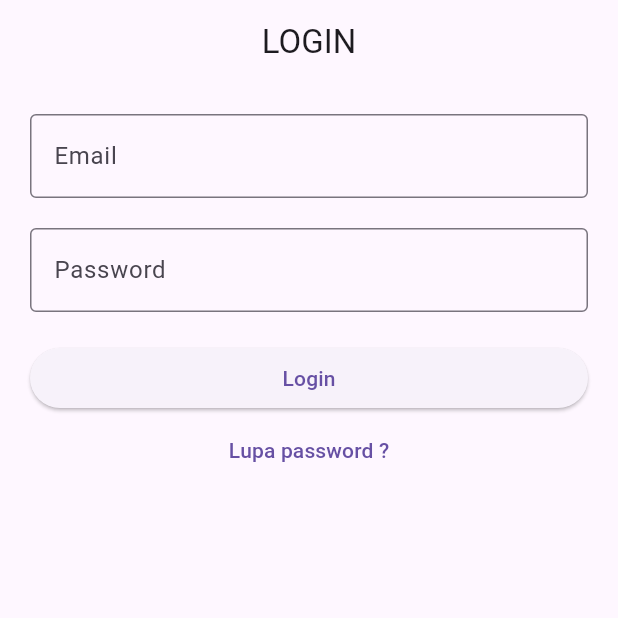
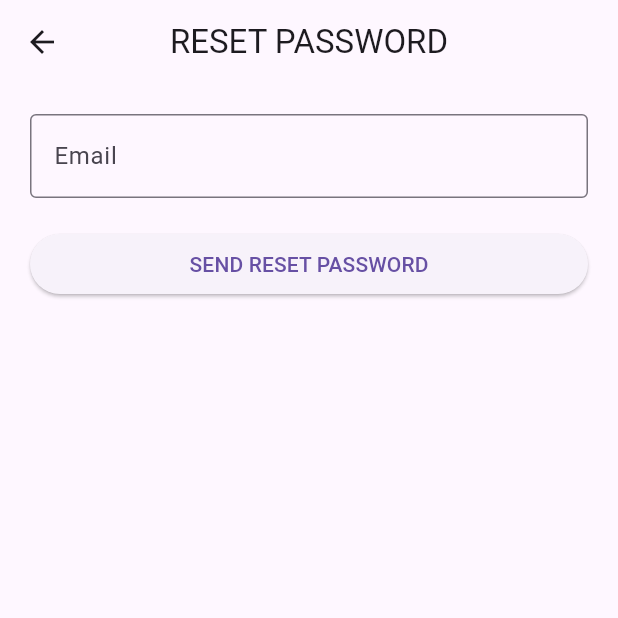
Before and after one commit to zulfanurrifaat/presence_project, a Flutter app: the screen it shows after launch, after a tap on "Lupa password ?", on a phone screen of 412 x 824 dp, the top half of it. Run offline on Flutter 3.47's test engine with Material 3 defaults, Android fonts, the phone set to English and light mode, and no system bars; our stand-ins replace cloud_firestore, firebase_auth, firebase_core, get; accounts and stored records are empty.

Commit message:
forgot password

```diff
--- /dev/null
+++ b/lib/app/modules/forgot_password/bindings/forgot_password_binding.dart
@@ -0,0 +1,12 @@
+import 'package:get/get.dart';
+
+import '../controllers/forgot_password_controller.dart';
+
+class ForgotPasswordBinding extends Bindings {
+  @override
+  void dependencies() {
+    Get.lazyPut<ForgotPasswordController>(
+      () => ForgotPasswordController(),
+    );
+  }
+}
--- /dev/null
+++ b/lib/app/modules/forgot_password/controllers/forgot_password_controller.dart
@@ -0,0 +1,32 @@
+import 'package:firebase_auth/firebase_auth.dart';
+import 'package:flutter/material.dart';
+import 'package:get/get.dart';
+
+class ForgotPasswordController extends GetxController {
+  RxBool isLoading = false.obs;
+  TextEditingController emailC = TextEditingController();
+
+  FirebaseAuth auth = FirebaseAuth.instance;
+
+  sendEmail() async {
+    print(emailC.value.text + "value");
+    print(emailC.text + "text");
+    if (emailC.text.isNotEmpty) {
+      isLoading.value = true;
+      try {
+        // await auth.sendPasswordResetEmail(email: emailC.text);
+        await auth.sendPasswordResetEmail(email: emailC.text);
+
+        print(emailC.text);
+
+        Get.snackbar("Berhasil",
+            "Kami telah mengirimkan email reset passsword. Periksa email kamu");
+      } catch (e) {
+        Get.snackbar(
+            "Terjadi Kesalahan", "Tiddak dapat mengirim email reset passwprd");
+      } finally {
+        isLoading.value = false;
+      }
+    }
+  }
+}
--- /dev/null
+++ b/lib/app/modules/forgot_password/views/forgot_password_view.dart
@@ -0,0 +1,44 @@
+import 'package:flutter/material.dart';
+
+import 'package:get/get.dart';
+
+import '../controllers/forgot_password_controller.dart';
+
+class ForgotPasswordView extends GetView<ForgotPasswordController> {
+  const ForgotPasswordView({Key? key}) : super(key: key);
+  @override
+  Widget build(BuildContext context) {
+    return Scaffold(
+      appBar: AppBar(
+        title: const Text('RESET PASSWORD'),
+        centerTitle: true,
+      ),
+      body: ListView(
+        padding: EdgeInsets.all(20),
+        children: [
+          TextField(
+            autocorrect: false,
+            controller: controller.emailC,
+            decoration: InputDecoration(
+              labelText: "Email",
+              border: OutlineInputBorder(),
+            ),
+          ),
+          SizedBox(height: 20),
+          Obx(
+            () => ElevatedButton(
+              onPressed: () {
+                if (controller.isLoading.isFalse) {
+                  controller.sendEmail();
+                }
+              },
+              child: Text(controller.isLoading.isFalse
+                  ? "SEND RESET PASSWORD"
+                  : "LOADING..."),
+            ),
+          ),
+        ],
+      ),
+    );
+  }
+}
--- a/lib/app/modules/login/views/login_view.dart
+++ b/lib/app/modules/login/views/login_view.dart
@@ -1,6 +1,6 @@
 import 'package:flutter/material.dart';
-
 import 'package:get/get.dart';
+import 'package:presence/app/routes/app_pages.dart';
 
 import '../controllers/login_controller.dart';
 
@@ -35,14 +35,19 @@ class LoginView extends GetView<LoginController> {
             ),
           ),
           SizedBox(height: 20),
-          ElevatedButton(
-            onPressed: () {
-              controller.login();
-            },
-            child: Text("Login"),
+          Obx(
+            () => ElevatedButton(
+              onPressed: () async {
+                if (controller.isLoading.isFalse) {
+                  await controller.login();
+                }
+              },
+              child:
+                  Text(controller.isLoading.isFalse ? "LOGIN" : "LOADING..."),
+            ),
           ),
           TextButton(
-            onPressed: () {},
+            onPressed: () => Get.toNamed(Routes.FORGOT_PASSWORD),
             child: Text("Lupa password ?"),
           ),
         ],
--- a/lib/app/modules/new_password/controllers/new_password_controller.dart
+++ b/lib/app/modules/new_password/controllers/new_password_controller.dart
@@ -28,11 +28,11 @@ class NewPasswordController extends GetxController {
           }
         } catch (e) {
           Get.snackbar("Terjadi kesalahan",
-              "Password telalu lemah, tidak dapat membuat password baru. Hubungi admin atau customer service");
+              "Tidak dapat membuat password baru. Hubungi admin / customer service");
         }
       } else {
-        Get.snackbar(
-            "Terjadi Kesalahan", "Password baru harus diubah tidak boleh sama");
+        Get.snackbar("Terjadi Kesalahan",
+            "Password baru harus diubah, jangan 'password' kembali");
       }
     } else {
       Get.snackbar("Terjadi Kesalahan", "Password baru wajib diisi");
--- a/lib/app/routes/app_routes.dart
+++ b/lib/app/routes/app_routes.dart
@@ -7,6 +7,7 @@ abstract class Routes {
   static const ADD_PEGAWAI = _Paths.ADD_PEGAWAI;
   static const LOGIN = _Paths.LOGIN;
   static const NEW_PASSWORD = _Paths.NEW_PASSWORD;
+  static const FORGOT_PASSWORD = _Paths.FORGOT_PASSWORD;
 }
 
 abstract class _Paths {
@@ -15,4 +16,5 @@ abstract class _Paths {
   static const ADD_PEGAWAI = '/add-pegawai';
   static const LOGIN = '/login';
   static const NEW_PASSWORD = '/new-password';
+  static const FORGOT_PASSWORD = '/forgot-password';
 }
--- a/lib/main.dart
+++ b/lib/main.dart
@@ -1,9 +1,9 @@
-import 'package:flutter/foundation.dart';
+import 'package:firebase_auth/firebase_auth.dart';
+
 import 'package:flutter/material.dart';
 import 'package:firebase_core/firebase_core.dart';
 import 'firebase_options.dart';
 import 'package:get/get.dart';
-import 'package:device_preview/device_preview.dart';
 
 import 'app/routes/app_pages.dart';
 
@@ -13,14 +13,25 @@ void main() async {
     options: DefaultFirebaseOptions.currentPlatform,
   );
   runApp(
-    DevicePreview(
-      enabled: !kReleaseMode,
-      tools: const [...DevicePreview.defaultTools],
-      builder: (context) => GetMaterialApp(
-        title: "Application",
-        initialRoute: Routes.LOGIN,
-        getPages: AppPages.routes,
-      ),
+    StreamBuilder<User?>(
+      stream: FirebaseAuth.instance.authStateChanges(),
+      builder: (context, snapshot) {
+        if (snapshot.connectionState == ConnectionState.waiting) {
+          return MaterialApp(
+            home: Scaffold(
+              body: Center(
+                child: CircularProgressIndicator(),
+              ),
+            ),
+          );
+        }
+        print(snapshot.data);
+        return GetMaterialApp(
+          title: "Application",
+          initialRoute: snapshot.data != null ? Routes.HOME : Routes.LOGIN,
+          getPages: AppPages.routes,
+        );
+      },
     ),
   );
 }
```
Also changed, not shown: lib/app/modules/add_pegawai/controllers/add_pegawai_controller.dart (+85 -11 lines), lib/app/modules/add_pegawai/views/add_pegawai_view.dart (+12 -8 lines), lib/app/modules/home/controllers/home_controller.dart (+1 -19 lines), lib/app/modules/home/views/home_view.dart (+16 -0 lines), lib/app/modules/login/controllers/login_controller.dart (+14 -4 lines), lib/app/modules/new_password/views/new_password_view.dart (+6 -6 lines), lib/app/routes/app_pages.dart (+7 -0 lines).
